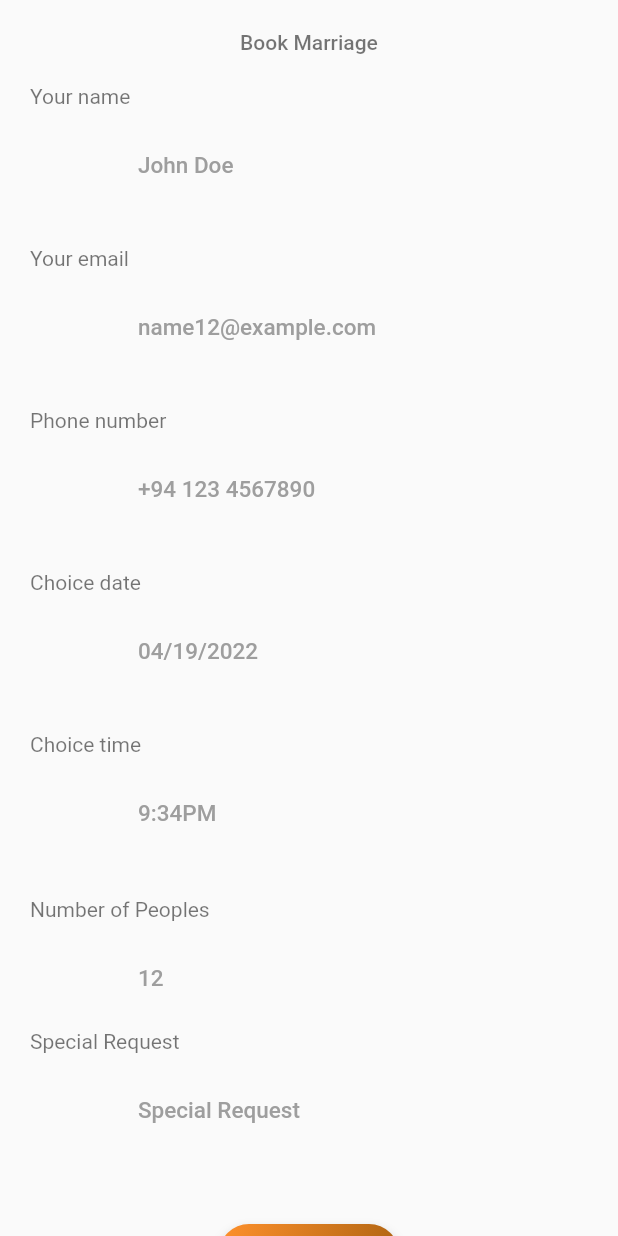
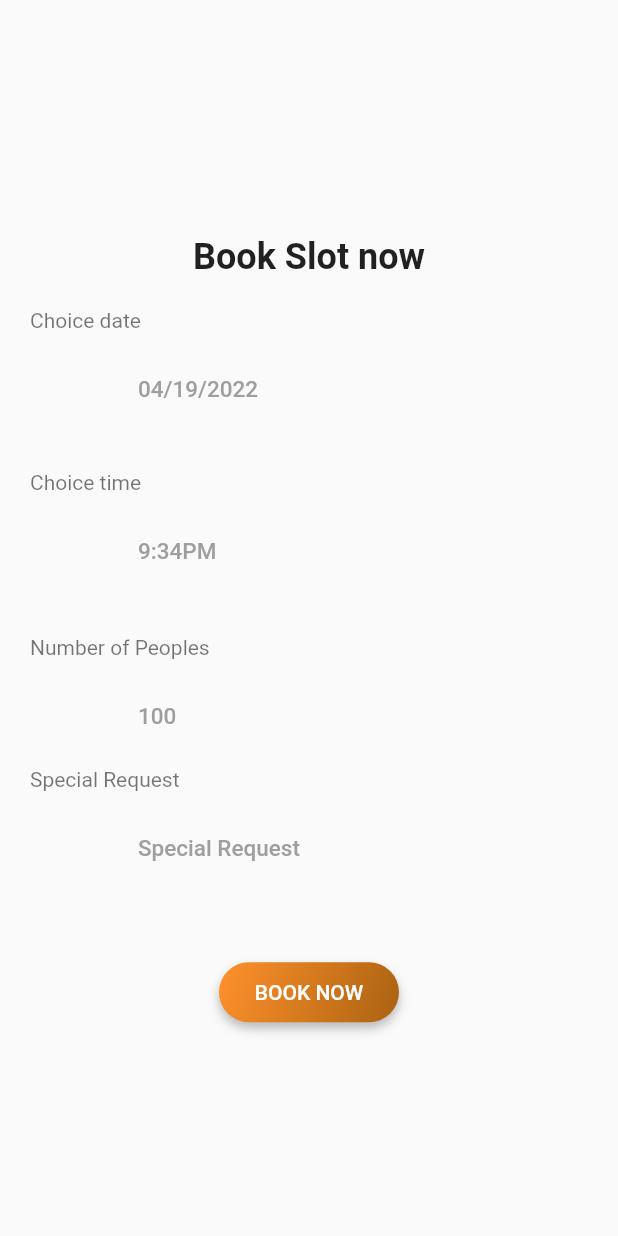
Before and after one commit to kalimullahdev/ies, a Flutter app: the BookSlotScreen screen opened directly, on a phone screen of 412 x 824 dp. Run offline on Flutter 3.47's test engine with Material 2 defaults, Android fonts, the phone set to English and light mode, and no system bars; our stand-ins replace cached_network_image, flutter_rating_bar.

Commit message:
Improved the existing code

```diff
--- a/lib/presentation/screens/book_slot/book_slot.dart
+++ b/lib/presentation/screens/book_slot/book_slot.dart
@@ -33,15 +33,13 @@ class _BookSlotScreenState extends State<BookSlotScreen> {
     double _width = MediaQuery.of(context).size.width;
 
     return Scaffold(
-      body: Scrollbar(
+      body: Center(
         child: SingleChildScrollView(
+          padding: const EdgeInsets.all(Dimensions.PADDING_SIZE_LARGE),
           physics: const BouncingScrollPhysics(),
           child: Column(
             children: [
-              Padding(
-                padding: const EdgeInsets.all(Dimensions.PADDING_SIZE_LARGE),
-                child: Center(
-                  child: Container(
+              Container(
                 width: _width > 700 ? 700 : _width,
                 padding: _width > 700
                     ? const EdgeInsets.all(Dimensions.PADDING_SIZE_DEFAULT)
@@ -61,41 +59,15 @@ class _BookSlotScreenState extends State<BookSlotScreen> {
                 child: Column(
                   crossAxisAlignment: CrossAxisAlignment.start,
                   children: [
-                        Center(
+                    const SizedBox(height: Dimensions.PADDING_SIZE_EXTRA_LARGE),
+                    const Center(
                       child: Text(
-                            "Book Marriage",
-                            style: Theme.of(context).textTheme.headline3,
+                        "Book Slot now",
+                        style: TextStyle(
+                          fontSize: Dimensions.FONT_SIZE_OVER_LARGE,
+                          fontWeight: FontWeight.bold,
                         ),
                       ),
-                        const SizedBox(height: 20),
-                        Text(
-                          "Your name",
-                          style: Theme.of(context).textTheme.headline2,
-                        ),
-                        const SizedBox(height: Dimensions.PADDING_SIZE_SMALL),
-                        CustomTextFieldWidget(
-                          hintText: 'John Doe',
-                          controller: _fullNameController,
-                        ),
-                        const SizedBox(height: Dimensions.PADDING_SIZE_LARGE),
-                        Text(
-                          "Your email",
-                          style: Theme.of(context).textTheme.headline2,
-                        ),
-                        const SizedBox(height: Dimensions.PADDING_SIZE_SMALL),
-                        CustomTextFieldWidget(
-                          hintText: 'name12@example.com',
-                          controller: _emailController,
-                        ),
-                        const SizedBox(height: Dimensions.PADDING_SIZE_LARGE),
-                        Text(
-                          "Phone number",
-                          style: Theme.of(context).textTheme.headline2,
-                        ),
-                        const SizedBox(height: Dimensions.PADDING_SIZE_SMALL),
-                        CustomTextFieldWidget(
-                          hintText: '+94 123 4567890',
-                          controller: _emailController,
                     ),
                     const SizedBox(height: Dimensions.PADDING_SIZE_LARGE),
                     Text(
@@ -124,7 +96,7 @@ class _BookSlotScreenState extends State<BookSlotScreen> {
                     ),
                     const SizedBox(height: Dimensions.PADDING_SIZE_SMALL),
                     CustomTextFieldWidget(
-                          hintText: '12',
+                      hintText: '100',
                       controller: _noOfPeopleController,
                     ),
                     Text(
@@ -142,8 +114,7 @@ class _BookSlotScreenState extends State<BookSlotScreen> {
                       child: CustomRoundedButton(
                         buttonText: "BOOK NOW",
                         onpressed: () {
-                              String _fullName =
-                                  _fullNameController.text.trim();
+                          String _fullName = _fullNameController.text.trim();
                           String _email = _emailController.text.trim();
                           String _date = _dateController.text.trim();
                           String _noOfPeople =
@@ -156,8 +127,6 @@ class _BookSlotScreenState extends State<BookSlotScreen> {
                   ],
                 ),
               ),
-                ),
-              ),
             ],
           ),
         ),
```
Lines whose indentation alone changed are shown as unchanged.
